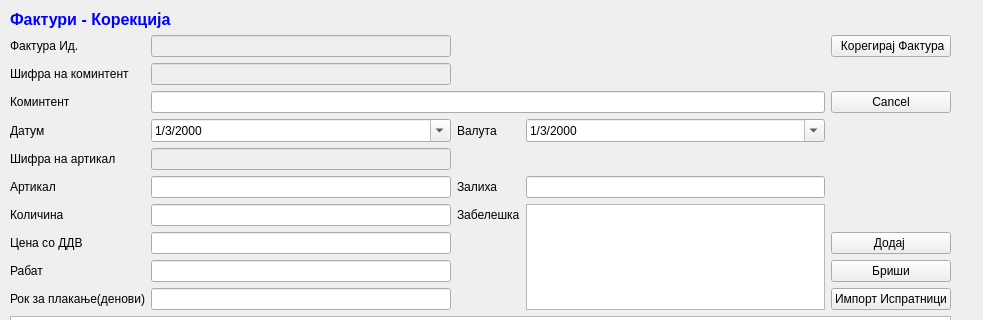
The window that sterna/Naracki/narackikorekcija.ui (srgank/sterna_x) describes before a commit, drawn with Qt 5; both pictures show x 0 to 983 and y 0 to 320 of the 983 by 657 pixel window.
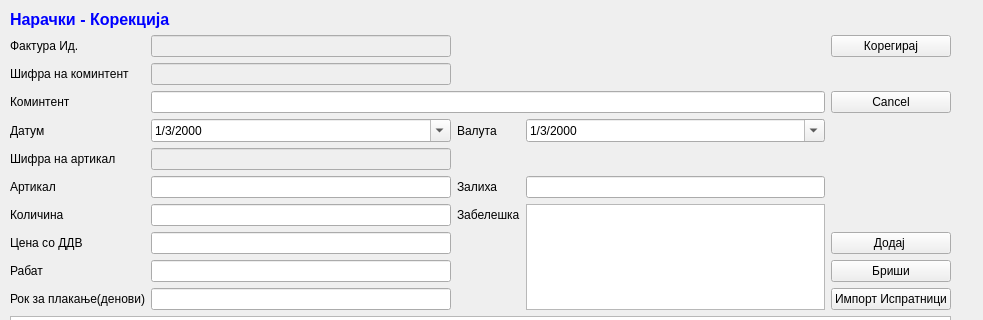
The same window after the commit. Icons and pictures are not drawn.

```diff
--- a/sterna/Naracki/narackikorekcija.ui
+++ b/sterna/Naracki/narackikorekcija.ui
@@ -96,8 +96,8 @@
        <string>&lt;!DOCTYPE HTML PUBLIC &quot;-//W3C//DTD HTML 4.0//EN&quot; &quot;http://www.w3.org/TR/REC-html40/strict.dtd&quot;&gt;
 &lt;html&gt;&lt;head&gt;&lt;meta name=&quot;qrichtext&quot; content=&quot;1&quot; /&gt;&lt;style type=&quot;text/css&quot;&gt;
 p, li { white-space: pre-wrap; }
-&lt;/style&gt;&lt;/head&gt;&lt;body style=&quot; font-family:'MS Shell Dlg 2'; font-size:10pt; font-weight:400; font-style:normal;&quot;&gt;
-&lt;p style=&quot; margin-top:0px; margin-bottom:0px; margin-left:0px; margin-right:0px; -qt-block-indent:0; text-indent:0px;&quot;&gt;&lt;span style=&quot; font-size:12pt; font-weight:600; color:#0000ff;&quot;&gt;Фактури - Корекција&lt;/span&gt;&lt;/p&gt;&lt;/body&gt;&lt;/html&gt;</string>
+&lt;/style&gt;&lt;/head&gt;&lt;body style=&quot; font-family:'Sans Serif'; font-size:9pt; font-weight:400; font-style:normal;&quot;&gt;
+&lt;p style=&quot; margin-top:0px; margin-bottom:0px; margin-left:0px; margin-right:0px; -qt-block-indent:0; text-indent:0px;&quot;&gt;&lt;span style=&quot; font-family:'MS Shell Dlg 2'; font-size:12pt; font-weight:600; color:#0000ff;&quot;&gt;Нарачки - Корекција&lt;/span&gt;&lt;/p&gt;&lt;/body&gt;&lt;/html&gt;</string>
       </property>
      </widget>
     </item>
@@ -111,7 +111,7 @@
     <item row="1" column="4">
      <widget class="QPushButton" name="pushButton_4">
       <property name="text">
-       <string> Корегирај Фактура</string>
+       <string> Корегирај </string>
       </property>
       <property name="icon">
        <iconset>
```
